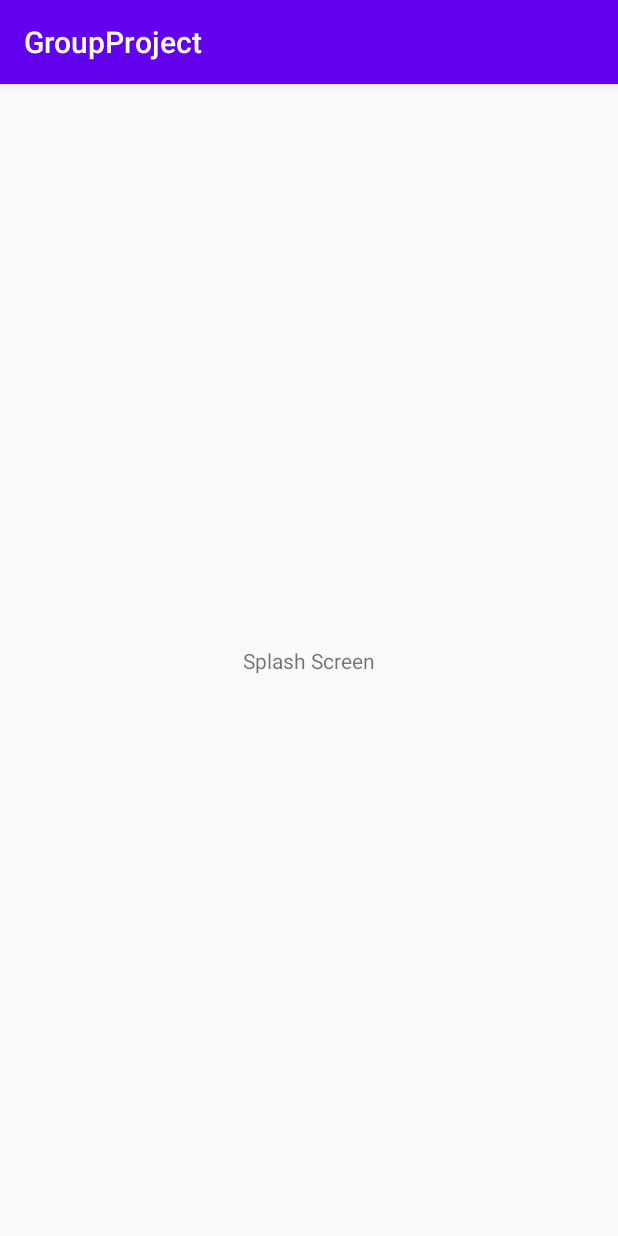
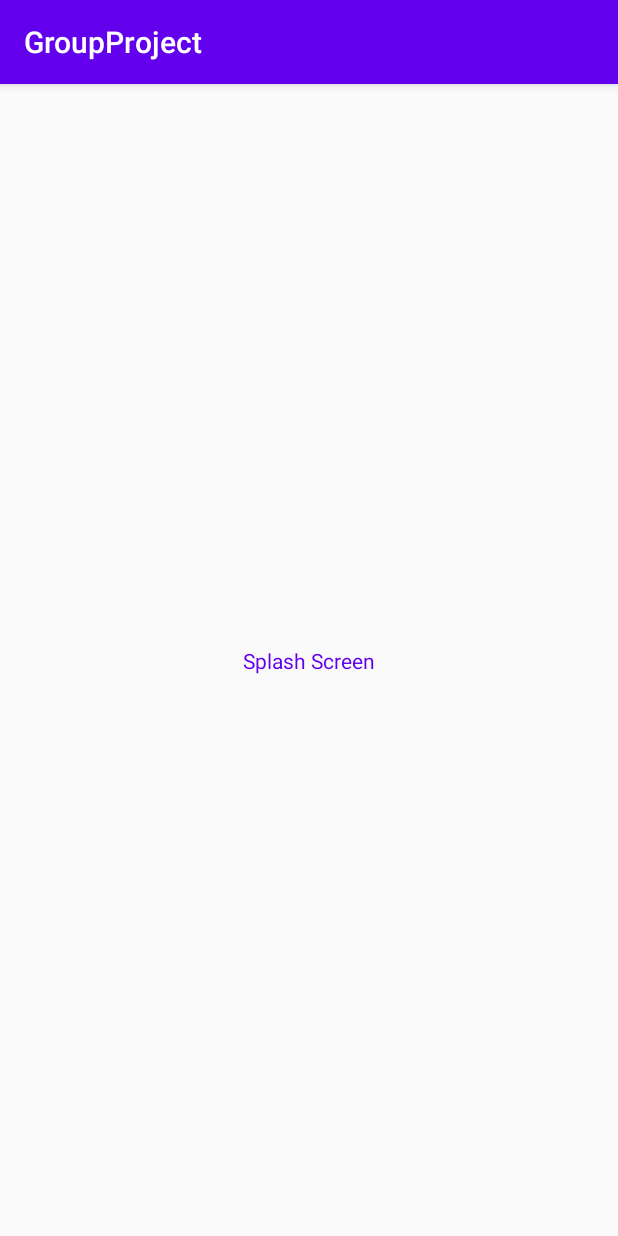
Before and after one commit to Dev-Vora/GroupProject, an Android app: the screen it shows after launch (MainActivity), on a phone screen of 412 x 824 dp. Run offline under Robolectric (Android 15) with nearby library versions, the phone set to English and light mode, and no system bars.

Commit message:
textView color changed.

```diff
--- a/app/src/main/res/layout/activity_main.xml
+++ b/app/src/main/res/layout/activity_main.xml
@@ -10,6 +10,7 @@
         android:layout_width="wrap_content"
         android:layout_height="wrap_content"
         android:text="Splash Screen"
+        android:textColor="@color/colorPrimary"
         app:layout_constraintBottom_toBottomOf="parent"
         app:layout_constraintLeft_toLeftOf="parent"
         app:layout_constraintRight_toRightOf="parent"
```
